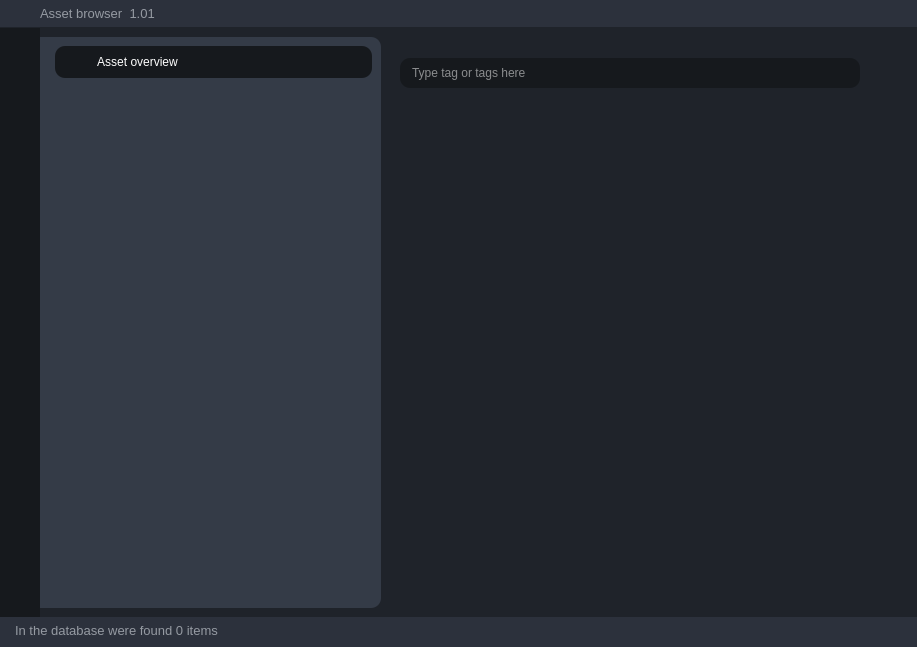
The window that UI/Ui_MainWindow.ui (andreikin/asset_browser) describes before a commit, drawn with Qt 5.
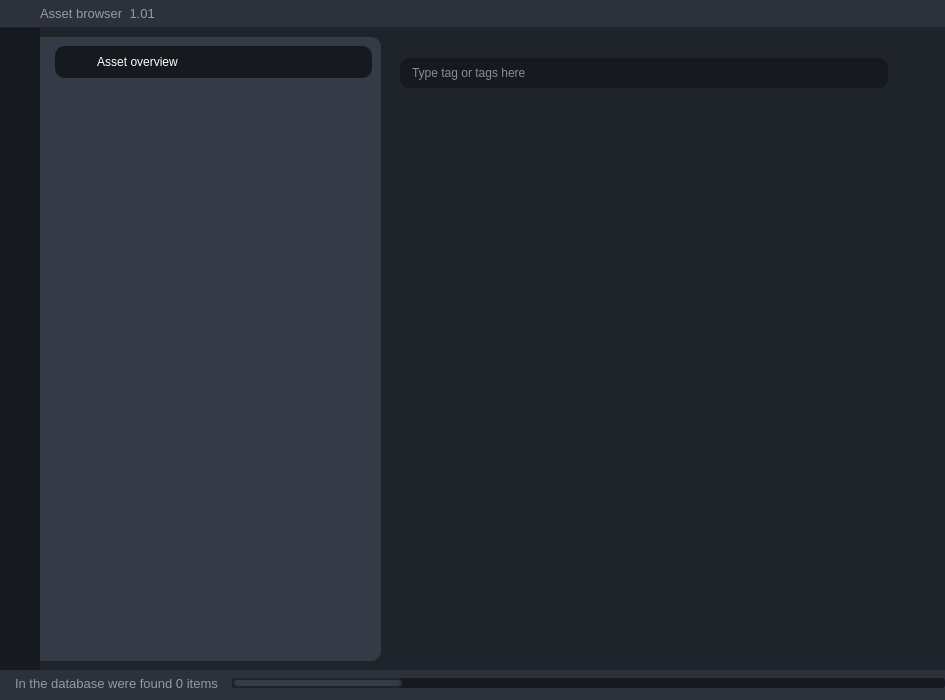
The same window after the commit. The open tabs and pages were chosen to show the change. Icons and pictures are not drawn.

Commit message: add copy_progress_bar

Diff of the .ui file:
```diff
--- a/UI/Ui_MainWindow.ui
+++ b/UI/Ui_MainWindow.ui
@@ -6,8 +6,8 @@
    <rect>
     <x>0</x>
     <y>0</y>
-    <width>917</width>
-    <height>647</height>
+    <width>945</width>
+    <height>700</height>
    </rect>
   </property>
   <property name="windowTitle">
@@ -38,6 +38,20 @@
 	margin: 0;
 	color: #fff;
 }
+
+QProgressBar {
+    background-color: #16191d;
+    border-radius: 5px;
+ 	border-radius: 3px;
+}
+
+QProgressBar::chunk {
+    background-color: #343b47;
+	border: 2px solid #1f232a;
+     border-radius: 5px;
+ 
+}
+
 #add_asset_button:hover,  #erase_button:hover{
 	color:#9bc2ff;
 }
@@ -1841,8 +1855,8 @@
                      <rect>
                       <x>0</x>
                       <y>0</y>
-                      <width>100</width>
-                      <height>90</height>
+                      <width>317</width>
+                      <height>568</height>
                      </rect>
                     </property>
                     <layout class="QVBoxLayout" name="gallery_VLayout">
@@ -2087,7 +2101,7 @@
       </property>
       <layout class="QHBoxLayout" name="footer_layout">
        <property name="spacing">
-        <number>0</number>
+        <number>10</number>
        </property>
        <property name="leftMargin">
         <number>15</number>
@@ -2113,6 +2127,27 @@
          </property>
         </widget>
        </item>
+       <item>
+        <widget class="QProgressBar" name="copy_progress_bar">
+         <property name="maximumSize">
+          <size>
+           <width>16777215</width>
+           <height>10</height>
+          </size>
+         </property>
+         <property name="font">
+          <font>
+           <pointsize>6</pointsize>
+          </font>
+         </property>
+         <property name="value">
+          <number>24</number>
+         </property>
+         <property name="textVisible">
+          <bool>false</bool>
+         </property>
+        </widget>
+       </item>
       </layout>
      </widget>
     </item>
```
Left out of the diff: 2 changed lines with no effect on the pictures. The commit also changes 1 other file.
